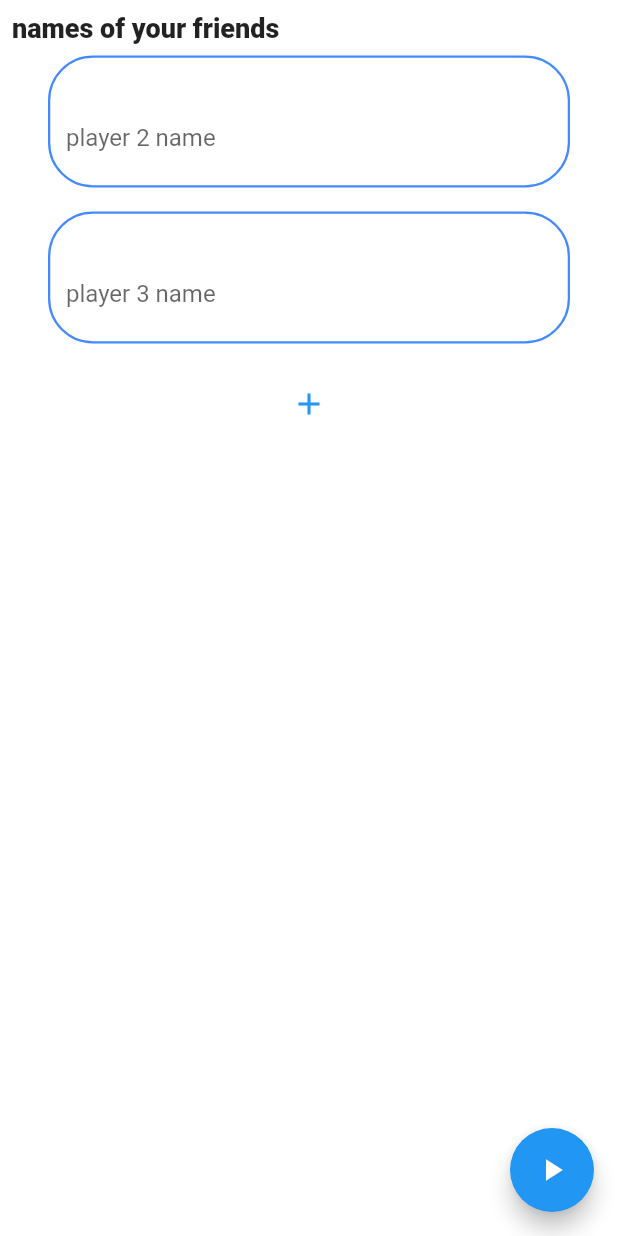
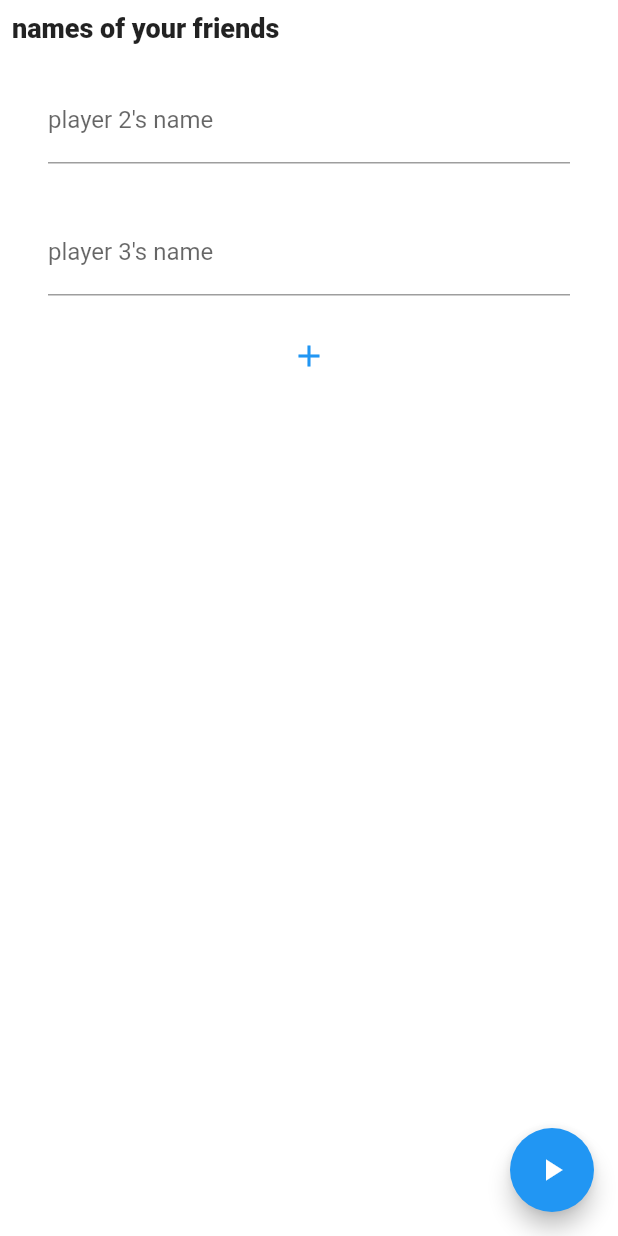
Before and after one commit to HoussemRabah/MC_reaction_speed, a Flutter app: the PlayersScreen screen opened directly with empty values, after a tap on the "add" icon, on a phone screen of 412 x 824 dp. Run offline on Flutter 3.47's test engine with Material 2 defaults, Android fonts, the phone set to English and light mode, and no system bars; our stand-ins replace bloc, flutter_bloc, flutter_svg, google_fonts, shared_preferences, stop_watch_timer; accounts and stored records are empty.

```diff
--- a/lib/UI/screens/playersScreen.dart
+++ b/lib/UI/screens/playersScreen.dart
@@ -73,17 +73,10 @@ class _PlayersScreenState extends State<PlayersScreen> {
                               _errors.removeAt(i);
                               setState(() {});
                             },
-                            child: Icon(Icons.delete, color: Colors.redAccent),
+                            child: const Icon(Icons.delete, color: Colors.redAccent),
                           ),
                           errorText: _errors[i],
-                          enabledBorder: OutlineInputBorder(
-                            borderSide: BorderSide(
-                              width: 1.5,
-                              color: frColor,
-                            ),
-                            borderRadius: BorderRadius.circular(30.0),
-                          ),
-                          hintText: "player ${i + 2} name",
+                          hintText: "player ${i + 2}'s name",
                         ),
                       ),
                     ],
```
Also changed, not shown: 1 other file.
